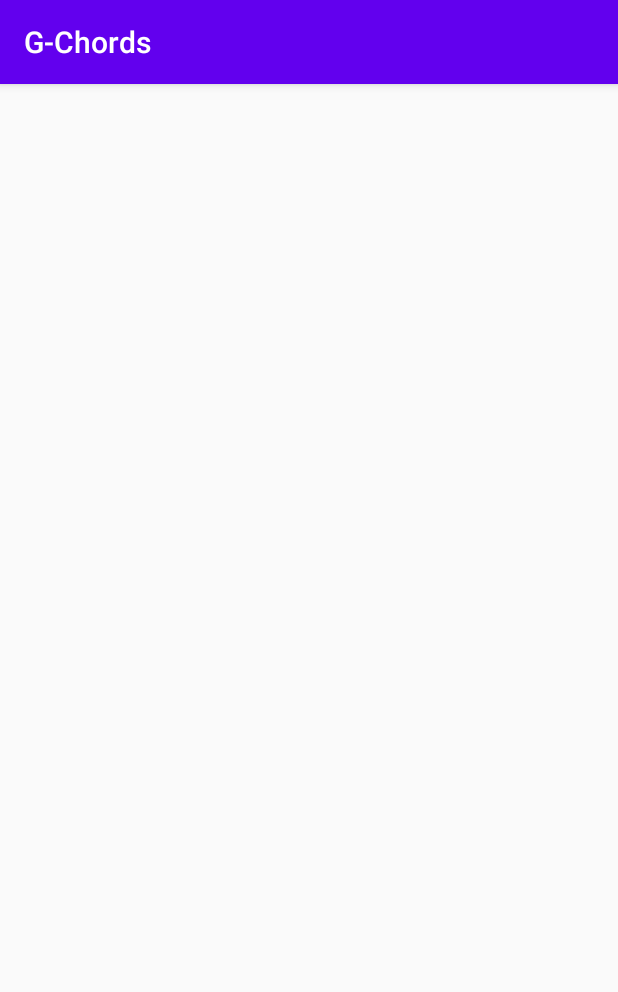
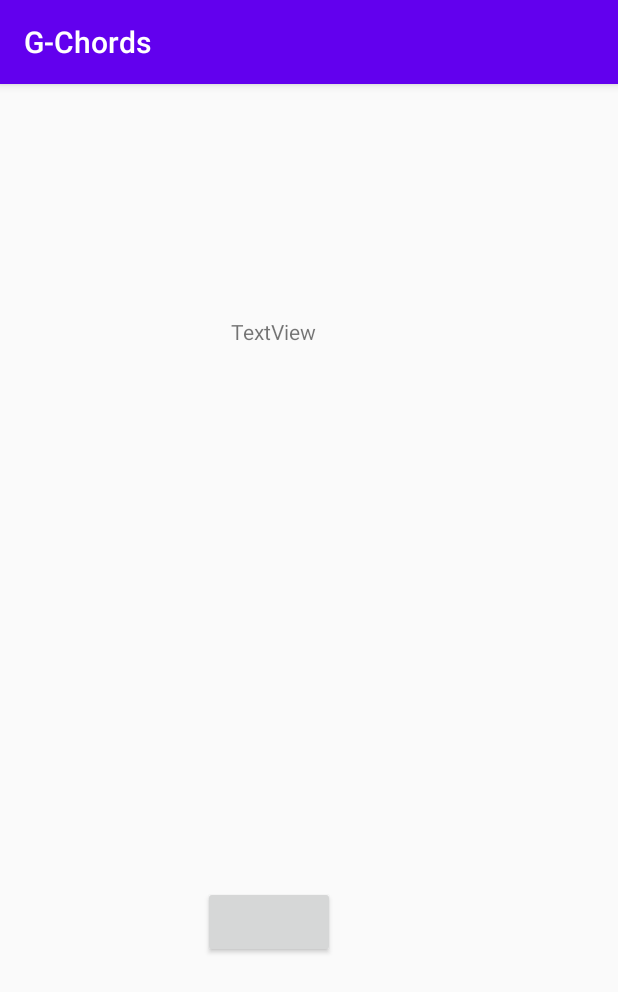
Before and after one commit to alfonsorojasrvz/G-Chords, an Android app: the screen it shows after launch (MainActivity), on a phone screen of 412 x 824 dp. Shown: the top 992 px of the screen. Run offline under Robolectric (Android 15) with nearby library versions, the phone set to English and light mode, and no system bars; our stand-ins replace data binding.

```diff
--- /dev/null
+++ b/app/src/main/java/rvz/gchords/data/repository/OnScaleResponse.java
@@ -0,0 +1,7 @@
+package rvz.gchords.data.repository;
+
+import java.util.List;
+
+public interface OnScaleResponse {
+    void setScaleNotes(List<String> scaleNotes);
+}
--- a/app/src/main/java/rvz/gchords/data/repository/PyChordsService.java
+++ b/app/src/main/java/rvz/gchords/data/repository/PyChordsService.java
@@ -5,7 +5,7 @@ import retrofit2.converter.gson.GsonConverterFactory;
 
 public class PyChordsService {
 
-    private static final String BASE_URL = "http://35.205.70.145:9000";
+    private static final String BASE_URL = "http://35.205.70.145:9000/";
 
      static Retrofit getRetrofit(){
         return new Retrofit.Builder()
--- a/app/src/main/java/rvz/gchords/ui/main/MainActivity.java
+++ b/app/src/main/java/rvz/gchords/ui/main/MainActivity.java
@@ -6,6 +6,7 @@ import androidx.lifecycle.ViewModel;
 import androidx.lifecycle.ViewModelProvider;
 
 import android.os.Bundle;
+import android.view.View;
 
 import rvz.gchords.R;
 import rvz.gchords.databinding.MainActivityBinding;
@@ -23,5 +24,11 @@ private MainViewModel viewModel;
         binding = DataBindingUtil.setContentView(this,R.layout.main_activity);
         binding.setLifecycleOwner(this);
         binding.setViewmodel(viewModel);
+        binding.button.setOnClickListener(new View.OnClickListener() {
+            @Override
+            public void onClick(View v) {
+                viewModel.requestScaleNotes();
+            }
+        });
     }
 }
--- a/app/src/main/java/rvz/gchords/viewmodel/MainViewModel.java
+++ b/app/src/main/java/rvz/gchords/viewmodel/MainViewModel.java
@@ -4,20 +4,30 @@ import androidx.lifecycle.LiveData;
 import androidx.lifecycle.MutableLiveData;
 import androidx.lifecycle.ViewModel;
 
+import java.util.List;
+
+import rvz.gchords.data.repository.OnScaleResponse;
 import rvz.gchords.data.repository.PyChordsRepository;
 
 public class MainViewModel extends ViewModel {
-private MutableLiveData<String> scaleNotes = new MutableLiveData<>();
-private String note;
-private String scalename;
+    private static MutableLiveData<List<String>> scaleNotesList = new MutableLiveData<List<String>>();
+    private String note = "c";
+    private String scalename = "escala_mayor_natural";
 
 
     public void requestScaleNotes() {
         PyChordsRepository pyChordsRepository = new PyChordsRepository();
-        String scaleNotesString = pyChordsRepository.getScale(note,scalename);
-        scaleNotes.setValue(scaleNotesString);
+        pyChordsRepository.requestScaleNotes(note, scalename, new OnScaleResponse() {
+            @Override
+            public void setScaleNotes(List<String> scaleNotes) {
+                scaleNotesList.setValue(scaleNotes);
+            }
+        });
     }
-    public LiveData<String> getScaleNotes(){
-        return scaleNotes;
+
+    public LiveData<List<String>> getScaleNotes() {
+        return scaleNotesList;
+
     }
+
 }
--- a/app/src/main/res/layout/main_activity.xml
+++ b/app/src/main/res/layout/main_activity.xml
@@ -13,5 +13,27 @@
         android:id="@+id/main_layout"
         android:layout_width="match_parent"
         android:layout_height="match_parent"
-        tools:context=".ui.main.MainActivity"/>
+        tools:context=".ui.main.MainActivity">
+
+        <Button
+            android:id="@+id/button"
+            android:layout_width="wrap_content"
+            android:layout_height="wrap_content"
+            android:layout_marginStart="135dp"
+            android:layout_marginLeft="135dp"
+            android:layout_marginBottom="185dp"
+            app:layout_constraintBottom_toBottomOf="parent"
+            app:layout_constraintStart_toStartOf="parent" />
+
+        <TextView
+            android:id="@+id/textView2"
+            android:layout_width="wrap_content"
+            android:layout_height="wrap_content"
+            android:layout_marginStart="154dp"
+            android:layout_marginLeft="154dp"
+            android:layout_marginTop="155dp"
+            android:text="TextView"
+            app:layout_constraintStart_toStartOf="parent"
+            app:layout_constraintTop_toTopOf="parent" />
+    </androidx.constraintlayout.widget.ConstraintLayout>
 </layout>
```
Also changed, not shown: app/src/main/java/rvz/gchords/data/repository/PyChordsRepository.java (+14 -23 lines).
